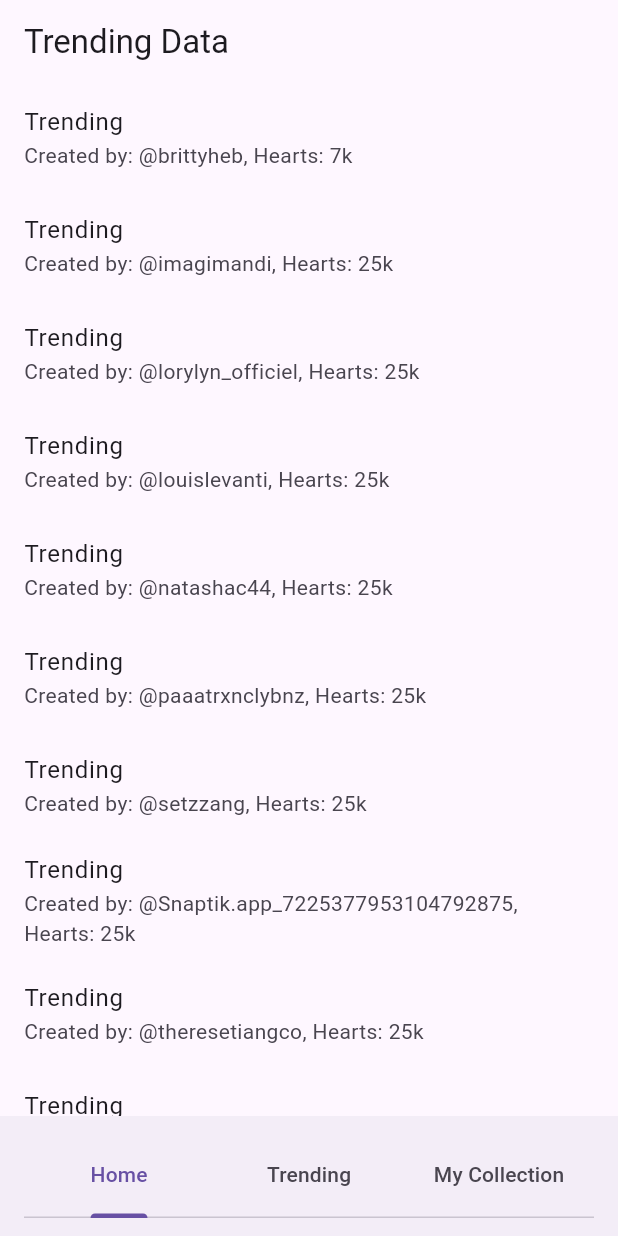
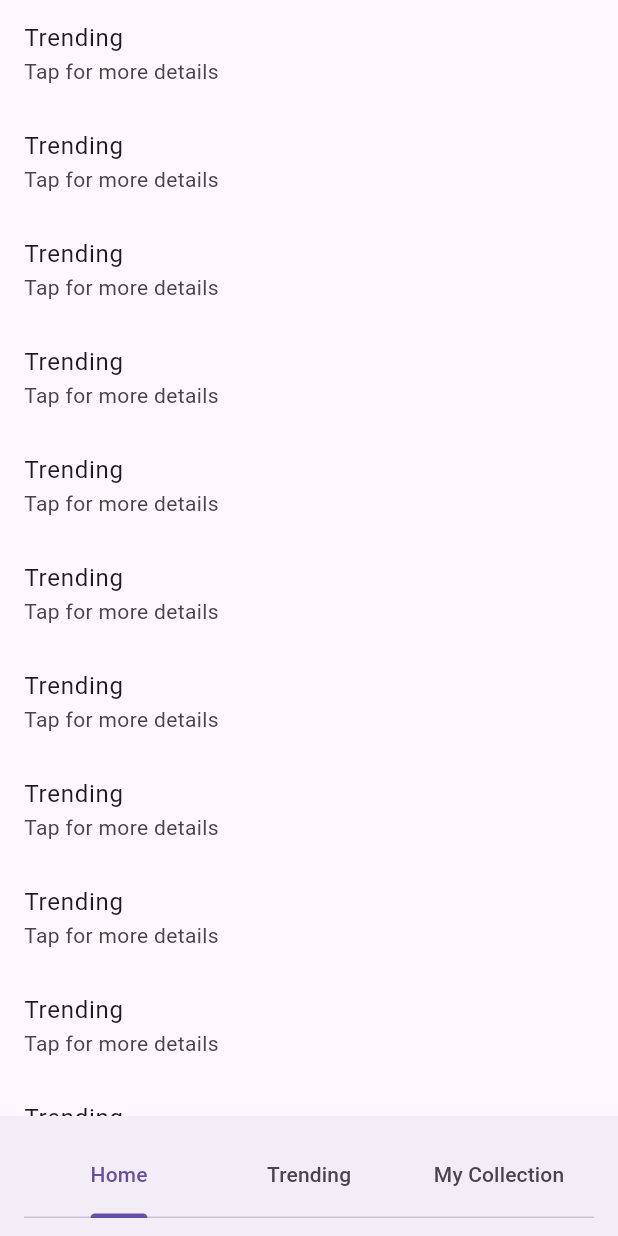
Before and after one commit to Hnonstoph00/flutter1, a Flutter app: the screen it shows after launch, on a phone screen of 412 x 824 dp. Run offline on Flutter 3.47's test engine with Material 3 defaults, Android fonts, the phone set to English and light mode, and no system bars.

Commit message:
install getX

```diff
--- /dev/null
+++ b/lib/Screen/Home/Item/home_item.dart
@@ -0,0 +1,35 @@
+
+import 'package:flutter/material.dart';
+import 'package:flutter_application_1/Model/TrendingModel/trending_model.dart';
+
+class TrendingItemTile extends StatefulWidget {
+  final TrendingModel item;
+
+  const TrendingItemTile({Key? key, required this.item}) : super(key: key);
+
+  @override
+  _TrendingItemTileState createState() => _TrendingItemTileState();
+}
+
+class _TrendingItemTileState extends State<TrendingItemTile> {
+  bool _isDetailed = false;
+
+  void _toggleDetail() {
+    setState(() {
+      _isDetailed = !_isDetailed;
+    });
+  }
+
+  @override
+  Widget build(BuildContext context) {
+    return ListTile(
+      title: Text(widget.item.name),
+      subtitle: Text(
+        _isDetailed
+          ? 'Created by: ${widget.item.createUser}, Hearts: ${widget.item.heartCount}'
+          : 'Tap for more details',
+      ),
+      onTap: _toggleDetail,
+    );
+  }
+}
--- a/lib/Screen/Home/home_view.dart
+++ b/lib/Screen/Home/home_view.dart
@@ -1,5 +1,6 @@
 import 'package:flutter/material.dart';
 import 'package:flutter_application_1/Model/TrendingModel/trending_model.dart';
+import 'package:flutter_application_1/Screen/Home/Item/home_item.dart';
 import 'package:flutter_application_1/Service/WebService.dart';
 
 class HomeView extends StatefulWidget {
@@ -35,28 +36,18 @@ class _HomeViewState extends State<HomeView> {
 
   @override
   Widget build(BuildContext context) {
-    return Scaffold(
-      appBar: AppBar(
-        title: Text('Trending Data'),
-      ),
-      body: isLoading
-          ? Center(child: CircularProgressIndicator()) // Show loading indicator while data is being fetched
+    return Container(
+      child: isLoading
+          ? const Center(
+              child:
+                  CircularProgressIndicator()) // Show loading indicator while data is being fetched
           : ListView.builder(
               itemCount: trendingList.length,
               itemBuilder: (context, index) {
                 TrendingModel item = trendingList[index];
-                return ListTile(
-                  title: Text(item.name),
-                  subtitle: Text('Created by: ${item.createUser}, Hearts: ${item.heartCount}'),
-                );
+                return TrendingItemTile(item: item);
               },
             ),
     );
   }
 }
-
-void main() {
-  runApp(MaterialApp(
-    home: HomeView(trendingService: TrendingServiceImpl()),
-  ));
-}
--- a/pubspec.yaml
+++ b/pubspec.yaml
@@ -7,6 +7,8 @@ environment:
   sdk: ^3.5.1
 
 dependencies:
+  get:
+
   flutter:
     sdk: flutter
 
```
Also changed, not shown: lib/Screen/Trending/trending_view.dart (line endings or trailing spaces), pubspec.lock.
